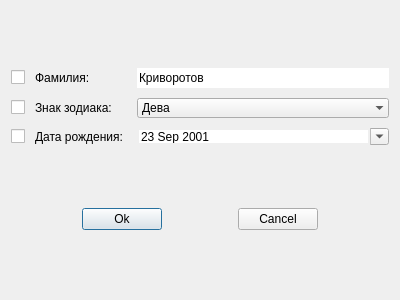
Above: frontend/dialogs/filterdialog.ui from PavelKrivorotov/University_CourseWork_3 before the change. Below: the same form after it.
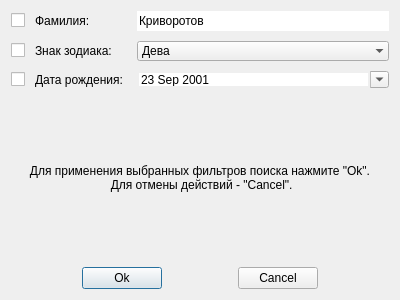
That is the form after the change. Icons and pictures are not drawn.

Diff of the .ui file:
```diff
--- a/frontend/dialogs/filterdialog.ui
+++ b/frontend/dialogs/filterdialog.ui
@@ -21,63 +21,6 @@
     <normaloff>:/icon/icons/filter_icon.png</normaloff>:/icon/icons/filter_icon.png</iconset>
   </property>
   <layout class="QGridLayout" name="gridLayout" rowstretch="1,0">
-   <item row="1" column="0">
-    <layout class="QHBoxLayout" name="horizontalLayout">
-     <item>
-      <spacer name="horizontalSpacer">
-       <property name="orientation">
-        <enum>Qt::Horizontal</enum>
-       </property>
-       <property name="sizeHint" stdset="0">
-        <size>
-         <width>40</width>
-         <height>20</height>
-        </size>
-       </property>
-      </spacer>
-     </item>
-     <item>
-      <widget class="QPushButton" name="OkBtn">
-       <property name="text">
-        <string>Ok</string>
-       </property>
-      </widget>
-     </item>
-     <item>
-      <spacer name="horizontalSpacer_3">
-       <property name="orientation">
-        <enum>Qt::Horizontal</enum>
-       </property>
-       <property name="sizeHint" stdset="0">
-        <size>
-         <width>40</width>
-         <height>20</height>
-        </size>
-       </property>
-      </spacer>
-     </item>
-     <item>
-      <widget class="QPushButton" name="CancelBtn">
-       <property name="text">
-        <string>Cancel</string>
-       </property>
-      </widget>
-     </item>
-     <item>
-      <spacer name="horizontalSpacer_2">
-       <property name="orientation">
-        <enum>Qt::Horizontal</enum>
-       </property>
-       <property name="sizeHint" stdset="0">
-        <size>
-         <width>40</width>
-         <height>20</height>
-        </size>
-       </property>
-      </spacer>
-     </item>
-    </layout>
-   </item>
    <item row="0" column="0">
     <layout class="QGridLayout" name="gridLayout_2">
      <property name="sizeConstraint">
@@ -271,6 +214,74 @@
      </item>
     </layout>
    </item>
+   <item row="1" column="0">
+    <layout class="QGridLayout" name="gridLayout_3">
+     <item row="1" column="1">
+      <widget class="QPushButton" name="OkBtn">
+       <property name="text">
+        <string>Ok</string>
+       </property>
+      </widget>
+     </item>
+     <item row="1" column="2">
+      <spacer name="horizontalSpacer_3">
+       <property name="orientation">
+        <enum>Qt::Horizontal</enum>
+       </property>
+       <property name="sizeHint" stdset="0">
+        <size>
+         <width>40</width>
+         <height>20</height>
+        </size>
+       </property>
+      </spacer>
+     </item>
+     <item row="1" column="0">
+      <spacer name="horizontalSpacer">
+       <property name="orientation">
+        <enum>Qt::Horizontal</enum>
+       </property>
+       <property name="sizeHint" stdset="0">
+        <size>
+         <width>40</width>
+         <height>20</height>
+        </size>
+       </property>
+      </spacer>
+     </item>
+     <item row="1" column="3">
+      <widget class="QPushButton" name="CancelBtn">
+       <property name="text">
+        <string>Cancel</string>
+       </property>
+      </widget>
+     </item>
+     <item row="1" column="4">
+      <spacer name="horizontalSpacer_2">
+       <property name="orientation">
+        <enum>Qt::Horizontal</enum>
+       </property>
+       <property name="sizeHint" stdset="0">
+        <size>
+         <width>40</width>
+         <height>20</height>
+        </size>
+       </property>
+      </spacer>
+     </item>
+     <item row="0" column="0" colspan="5">
+      <widget class="QLabel" name="label">
+       <property name="text">
+        <string>Для применения выбранных фильтров поиска нажмите &quot;Ok&quot;.
+ Для отмены действий - &quot;Cancel&quot;.</string>
+       </property>
+       <property name="alignment">
+        <set>Qt::AlignCenter</set>
+       </property>
+      </widget>
+     </item>
+    </layout>
+   </item>
   </layout>
  </widget>
  <resources>
```
